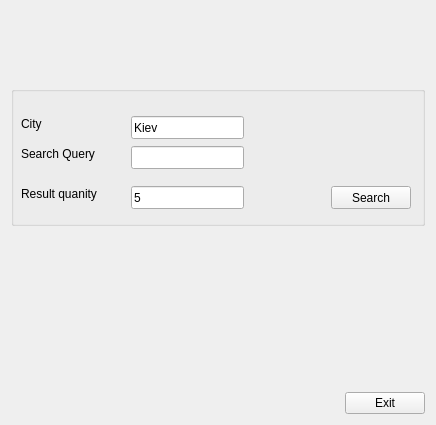
Qt form uis/select_groups.ui (ozeron/messenger) before a commit.
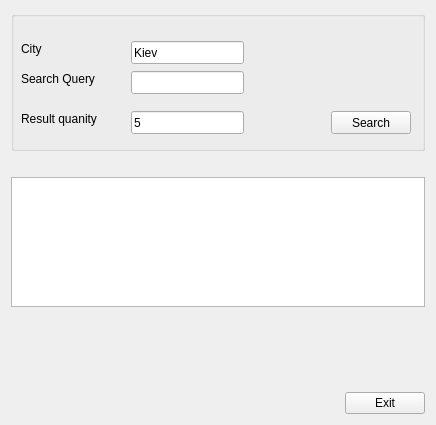
The same form after that commit.

```diff
--- a/uis/select_groups.ui
+++ b/uis/select_groups.ui
@@ -13,7 +13,7 @@
   <property name="windowTitle">
    <string>Select groups by location filter</string>
   </property>
-  <layout class="QVBoxLayout" name="verticalLayout" stretch="0,0,0,0,0">
+  <layout class="QVBoxLayout" name="verticalLayout" stretch="0,0,0,0,0,0">
    <item>
     <spacer name="verticalSpacer_2">
      <property name="orientation">
@@ -138,6 +138,9 @@
      </property>
     </widget>
    </item>
+   <item>
+    <widget class="QTextEdit" name="editResult"/>
+   </item>
    <item>
     <spacer name="verticalSpacer">
      <property name="orientation">
```
